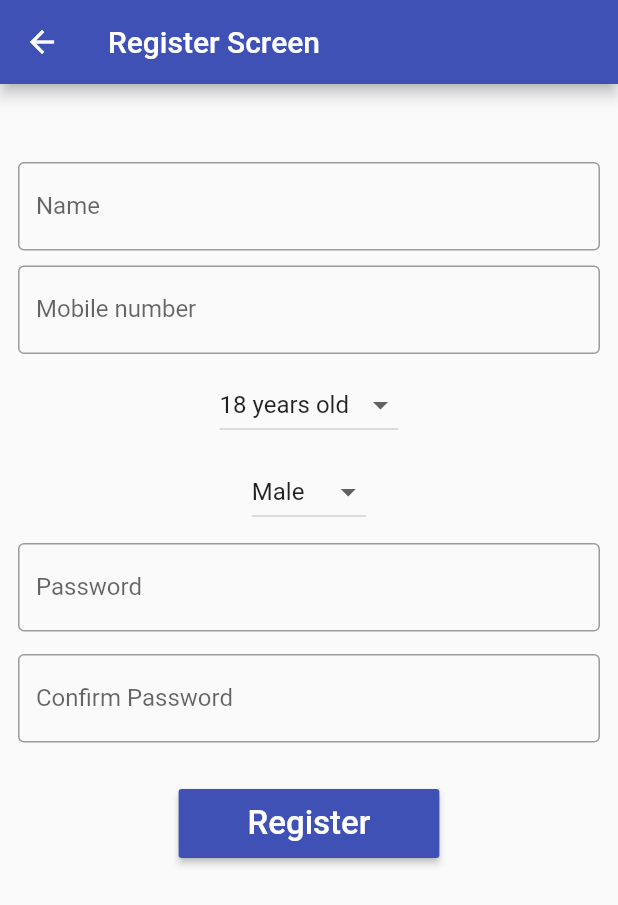
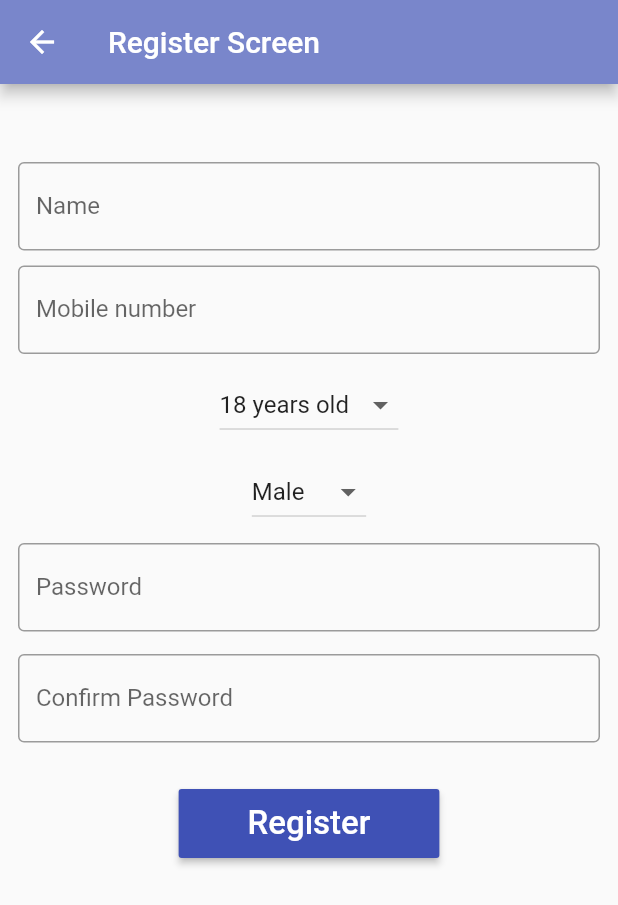
Before and after one commit to Osama3meera/flutter_progress_soft_assignment, a Flutter app: the screen it shows after launch, after a tap on "Register", on a phone screen of 412 x 824 dp. Shown: the top 905 px of the screen. Run offline on Flutter 3.47's test engine with Material 3 defaults, Android fonts, the phone set to English and light mode, and no system bars; our stand-ins replace cloud_firestore, firebase_auth, firebase_core, flutter_bloc, shared_preferences; missing offline and left inert: smart_alert_dialog; accounts and stored records are empty.

Commit message:
app bar color change

```diff
--- a/lib/presentation/home_screen/home_screen.dart
+++ b/lib/presentation/home_screen/home_screen.dart
@@ -15,9 +15,10 @@ class _HomeScreenState extends State<HomeScreen> {
     return Scaffold(
       appBar: AppBar(
         title: Text("Home Screen"),
-        backgroundColor: Colors.indigo,
+        backgroundColor: Colors.indigo.shade300,
       ),
-      body: Padding(
+      body: SingleChildScrollView(
+        child: Padding(
           padding: const EdgeInsets.all(12),
           child: BlocConsumer<HomeBloc, HomeState>(
             listener: (context, state) {
@@ -27,6 +28,7 @@ class _HomeScreenState extends State<HomeScreen> {
             },
           ),
         ),
+      ),
     );
   }
 }
--- a/lib/presentation/login_screen/login_screen.dart
+++ b/lib/presentation/login_screen/login_screen.dart
@@ -33,9 +33,10 @@ class _LoginScreenState extends State<LoginScreen> {
       backgroundColor: Colors.white,
       appBar: AppBar(
         title: const Text("Login Screen"),
-        backgroundColor: Colors.indigo,
+        backgroundColor: Colors.indigo.shade300,
       ),
-      body: Padding(
+      body: SingleChildScrollView(
+        child: Padding(
           padding: const EdgeInsets.all(12.0),
           child: BlocConsumer<LoginBloc, LoginState>(
             listener: (context, state) {
@@ -200,6 +201,7 @@ class _LoginScreenState extends State<LoginScreen> {
             },
           ),
         ),
+      ),
     );
   }
 
--- a/lib/presentation/otp_screen/otp_screen.dart
+++ b/lib/presentation/otp_screen/otp_screen.dart
@@ -22,9 +22,10 @@ class _OtpScreenState extends State<OtpScreen> {
     return Scaffold(
       appBar: AppBar(
         title: const Text("OTP Screen"),
-        backgroundColor: Colors.indigo,
+        backgroundColor: Colors.indigo.shade300,
       ),
-      body: Padding(
+      body: SingleChildScrollView(
+        child: Padding(
           padding: const EdgeInsets.all(12),
           child: BlocConsumer<OtpBloc, OtpState>(
             listener: (context, state) {
@@ -95,6 +96,7 @@ class _OtpScreenState extends State<OtpScreen> {
             },
           ),
         ),
+      ),
     );
   }
 }
--- a/lib/presentation/register_screen/register_screen.dart
+++ b/lib/presentation/register_screen/register_screen.dart
@@ -51,9 +51,10 @@ class _RegisterScreenState extends State<RegisterScreen> {
     return Scaffold(
       appBar: AppBar(
         title: const Text("Register Screen"),
-        backgroundColor: Colors.indigo,
+        backgroundColor: Colors.indigo.shade300,
       ),
-      body: Padding(
+      body: SingleChildScrollView(
+        child: Padding(
           padding: const EdgeInsets.all(12),
           child: BlocConsumer<RegisterBloc, RegisterState>(
             listener: (context, state) async {
@@ -251,6 +252,7 @@ class _RegisterScreenState extends State<RegisterScreen> {
             },
           ),
         ),
+      ),
     );
   }
 
```
Lines whose indentation alone changed are shown as unchanged.
